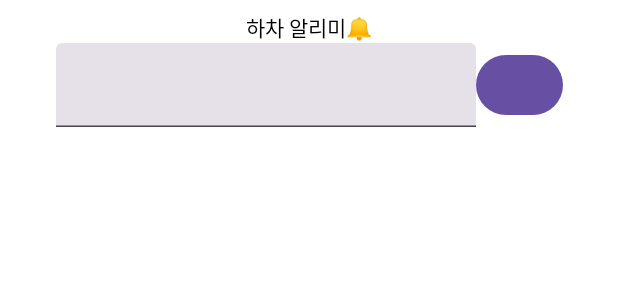
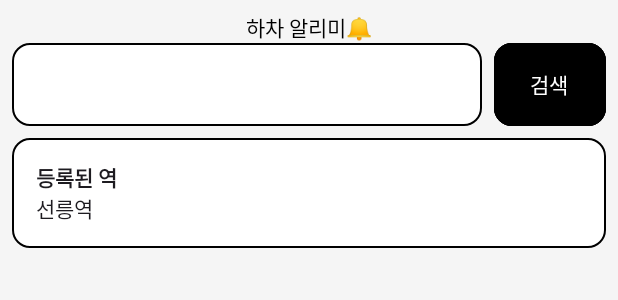
Before and after one commit to spicypunch/MetroStationAlert2, an Android app built with Jetpack Compose: the @Preview function SearchScreenPreview, on a phone screen of 412 x 824 dp. Shown: the top 300 px of the screen. Run offline under Robolectric (Android 15) with nearby library versions, the phone set to English and light mode, and no system bars.

Commit message:
SearchScreen 화면 구성

```diff
--- a/feature-search/src/main/java/kr/jm/feature_search/SearchScreen.kt
+++ b/feature-search/src/main/java/kr/jm/feature_search/SearchScreen.kt
@@ -1,24 +1,41 @@
 package kr.jm.feature_search
 
+import android.graphics.drawable.shapes.Shape
+import androidx.compose.foundation.background
+import androidx.compose.foundation.border
 import androidx.compose.foundation.layout.Column
 import androidx.compose.foundation.layout.Row
+import androidx.compose.foundation.layout.Spacer
 import androidx.compose.foundation.layout.fillMaxSize
+import androidx.compose.foundation.layout.fillMaxWidth
+import androidx.compose.foundation.layout.height
 import androidx.compose.foundation.layout.padding
+import androidx.compose.foundation.layout.width
 import androidx.compose.foundation.lazy.LazyColumn
+import androidx.compose.foundation.shape.RoundedCornerShape
 import androidx.compose.material3.Button
+import androidx.compose.material3.ButtonDefaults
 import androidx.compose.material3.Card
+import androidx.compose.material3.CardColors
+import androidx.compose.material3.CardDefaults
 import androidx.compose.material3.Text
 import androidx.compose.material3.TextField
+import androidx.compose.material3.TextFieldDefaults
 import androidx.compose.runtime.Composable
 import androidx.compose.ui.Alignment
 import androidx.compose.ui.Modifier
+import androidx.compose.ui.graphics.Color
+import androidx.compose.ui.text.font.FontWeight
 import androidx.compose.ui.tooling.preview.Preview
 import androidx.compose.ui.unit.dp
 
 @Composable
 fun SearchScreen() {
     Column(
-        modifier = Modifier.fillMaxSize().padding(8.dp),
+        modifier = Modifier
+            .fillMaxSize()
+            .background(Color(0xFFF5F5F5))
+            .padding(8.dp),
         horizontalAlignment = Alignment.CenterHorizontally
     ) {
         Text("하차 알리미🔔")
@@ -27,17 +44,60 @@ fun SearchScreen() {
         ) {
             TextField(
                 value = "",
-                onValueChange = {}
+                onValueChange = {},
+                modifier = Modifier
+                    .background(
+                        color = Color.White,
+                        shape = RoundedCornerShape(12.dp)
+                    )
+                    .border(1.dp, Color.Black, shape = RoundedCornerShape(12.dp))
+                    .height(55.dp)
+                    .weight(1f),
+                colors = TextFieldDefaults.colors(
+                    focusedTextColor = Color.Transparent,
+                    unfocusedTextColor = Color.Transparent,
+                    focusedContainerColor = Color.Transparent,
+                    unfocusedContainerColor = Color.Transparent,
+                    focusedIndicatorColor = Color.Transparent,
+                    unfocusedIndicatorColor = Color.Transparent,
+                ),
+                singleLine = true,
+                maxLines = 1,
             )
-            Button(onClick = {}) {
-
+            Spacer(modifier = Modifier.width(8.dp))
+            Button(
+                onClick = {},
+                modifier = Modifier
+                    .border(1.dp, Color.Black, shape = RoundedCornerShape(12.dp))
+                    .background(Color.Black, shape = RoundedCornerShape(12.dp))
+                    .height(55.dp),
+                colors = ButtonDefaults.buttonColors(
+                    containerColor = Color.Black
+                ),
+                shape = RoundedCornerShape(12.dp)
+            ) {
+                Text("검색")
             }
         }
+        Spacer(modifier = Modifier.height(8.dp))
         Card(
+            modifier = Modifier
+                .fillMaxWidth()
+                .border(1.dp, Color.Black, shape = RoundedCornerShape(12.dp)),
+            colors = CardDefaults.cardColors(
+                 containerColor = Color.White
+            ),
+            shape = RoundedCornerShape(12.dp),
+        ) {
+            Column(modifier = Modifier.padding(16.dp)) {
+                Text("등록된 역", fontWeight = FontWeight.Bold)
+                Text("선릉역")
+            }
+        }
 
-        ) {  }
 
-        LazyColumn {  }
+
+        LazyColumn { }
     }
 }
 
```
Also changed, not shown: app/src/main/java/com/jm/metrostationalert/MainActivity.kt (+2 -29 lines), app/src/main/java/com/jm/metrostationalert/MyApplication.kt (added, +8 -0 lines), feature-search/src/main/java/kr/jm/feature_search/SearchViewModel.kt (added, +8 -0 lines).
